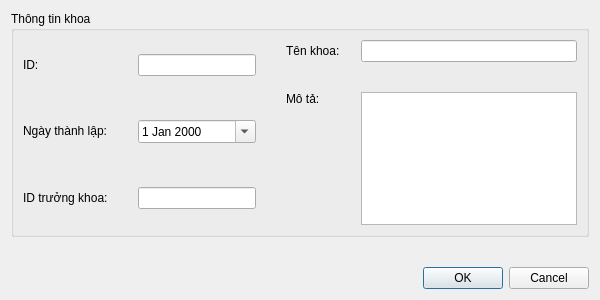
Old version of the form src/views/DepartmentRecordView.ui in the repository Taylor3691/Hospital-Management-Project.
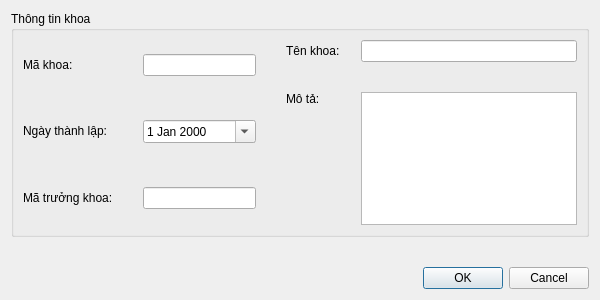
New version of the form. Icons and pictures are not drawn.

Commit message: chore(ui): update labels which have text is "ID" to "Mã"

```diff
--- a/src/views/DepartmentRecordView.ui
+++ b/src/views/DepartmentRecordView.ui
@@ -2276,12 +2276,12 @@
             </property>
             <property name="minimumSize">
              <size>
-              <width>115</width>
+              <width>120</width>
               <height>0</height>
              </size>
             </property>
             <property name="text">
-             <string>ID:</string>
+             <string>Mã khoa:</string>
             </property>
            </widget>
           </item>
@@ -2312,7 +2312,7 @@
             </property>
             <property name="minimumSize">
              <size>
-              <width>115</width>
+              <width>120</width>
               <height>0</height>
              </size>
             </property>
@@ -2351,12 +2351,12 @@
             </property>
             <property name="minimumSize">
              <size>
-              <width>115</width>
+              <width>120</width>
               <height>0</height>
              </size>
             </property>
             <property name="text">
-             <string>ID trưởng khoa:</string>
+             <string>Mã trưởng khoa:</string>
             </property>
            </widget>
           </item>
```
The commit also changes 5 other files.
